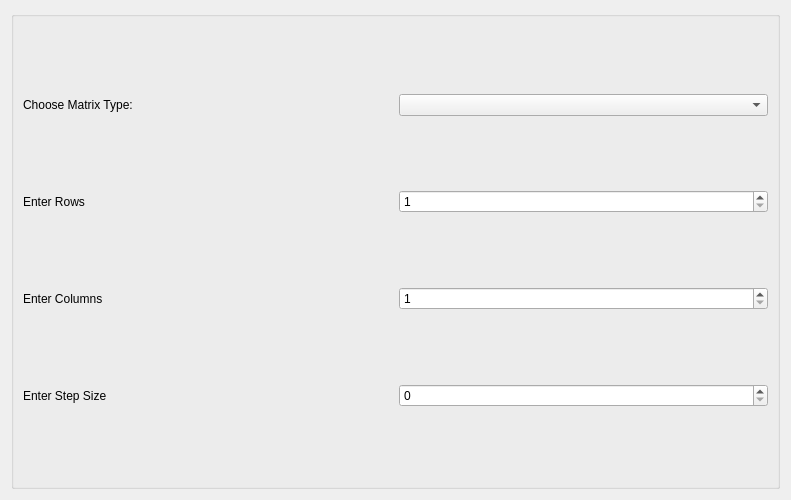
This is src/Interface/Modules/Math/GenerateStandardMatrixDialog.ui in SCIInstitute/SCIRun as Qt 5 draws it before an edit. The edited form follows.
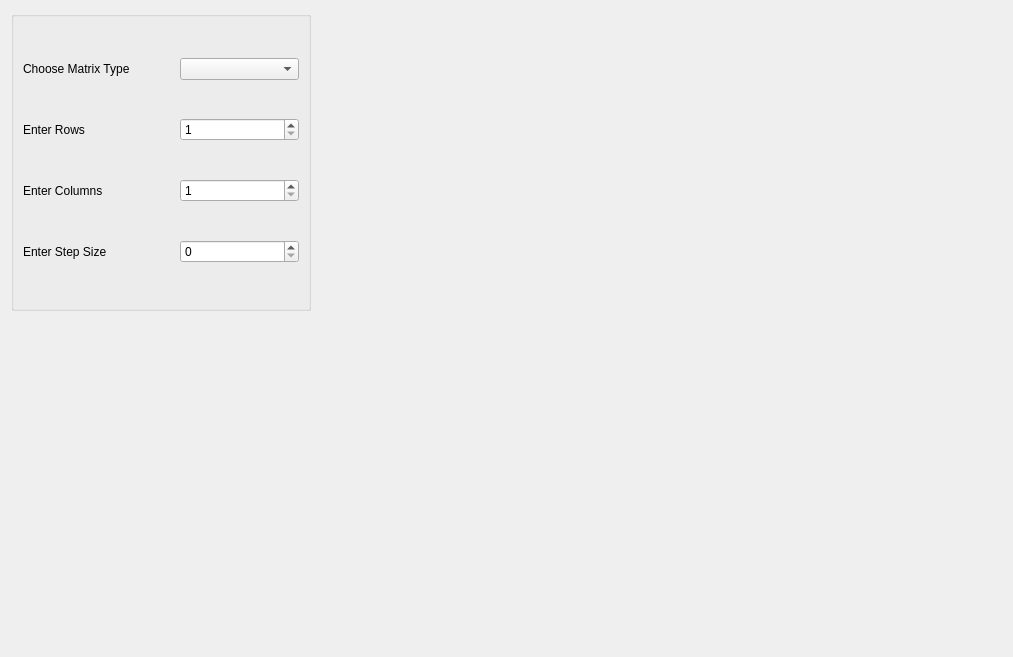
This is the edited form.

Commit message: Making Series Matrix Work

```diff
--- a/src/Interface/Modules/Math/GenerateStandardMatrixDialog.ui
+++ b/src/Interface/Modules/Math/GenerateStandardMatrixDialog.ui
@@ -6,8 +6,8 @@
    <rect>
     <x>0</x>
     <y>0</y>
-    <width>791</width>
-    <height>500</height>
+    <width>1013</width>
+    <height>657</height>
    </rect>
   </property>
   <property name="sizePolicy">
@@ -18,29 +18,51 @@
   </property>
   <property name="minimumSize">
    <size>
-    <width>300</width>
-    <height>120</height>
+    <width>400</width>
+    <height>350</height>
    </size>
   </property>
   <property name="windowTitle">
    <string>Dialog</string>
   </property>
-  <layout class="QGridLayout" name="gridLayout_2">
+  <layout class="QFormLayout" name="formLayout">
    <item row="0" column="0">
     <widget class="QGroupBox" name="groupBox">
+     <property name="minimumSize">
+      <size>
+       <width>300</width>
+       <height>300</height>
+      </size>
+     </property>
+     <property name="autoFillBackground">
+      <bool>true</bool>
+     </property>
      <property name="title">
       <string/>
      </property>
+     <property name="alignment">
+      <set>Qt::AlignCenter</set>
+     </property>
      <layout class="QGridLayout" name="gridLayout">
-      <item row="0" column="0">
-       <widget class="QLabel" name="Type">
-        <property name="text">
-         <string>Choose Matrix Type:</string>
-        </property>
-       </widget>
-      </item>
+      <property name="horizontalSpacing">
+       <number>37</number>
+      </property>
       <item row="0" column="1">
-       <widget class="QComboBox" name="matrixType_"/>
+       <widget class="QComboBox" name="matrixType_">
+        <property name="minimumSize">
+         <size>
+          <width>15</width>
+          <height>10</height>
+         </size>
+        </property>
+       </widget>
+      </item>
+      <item row="2" column="0">
+       <widget class="QLabel" name="Columns">
+        <property name="text">
+         <string>Enter Columns</string>
+        </property>
+       </widget>
       </item>
       <item row="1" column="0">
        <widget class="QLabel" name="Rows">
@@ -49,8 +71,40 @@
         </property>
        </widget>
       </item>
+      <item row="2" column="1">
+       <widget class="QSpinBox" name="noOfColumns_">
+        <property name="minimumSize">
+         <size>
+          <width>15</width>
+          <height>10</height>
+         </size>
+        </property>
+        <property name="minimum">
+         <number>1</number>
+        </property>
+        <property name="maximum">
+         <number>999999999</number>
+        </property>
+       </widget>
+      </item>
+      <item row="3" column="1">
+       <widget class="QSpinBox" name="sizeOfStep_">
+        <property name="minimumSize">
+         <size>
+          <width>15</width>
+          <height>10</height>
+         </size>
+        </property>
+       </widget>
+      </item>
       <item row="1" column="1">
-       <widget class="QSpinBox" name="StepSize">
+       <widget class="QSpinBox" name="noOfRows_">
+        <property name="minimumSize">
+         <size>
+          <width>15</width>
+          <height>10</height>
+         </size>
+        </property>
         <property name="minimum">
          <number>1</number>
         </property>
@@ -66,26 +120,13 @@
         </property>
        </widget>
       </item>
-      <item row="2" column="1">
-       <widget class="QSpinBox" name="noOfColumns_">
-        <property name="minimum">
-         <number>1</number>
-        </property>
-        <property name="maximum">
-         <number>999999999</number>
-        </property>
-       </widget>
-      </item>
-      <item row="2" column="0">
-       <widget class="QLabel" name="Columns">
+      <item row="0" column="0">
+       <widget class="QLabel" name="Type">
         <property name="text">
-         <string>Enter Columns</string>
+         <string>Choose Matrix Type</string>
         </property>
        </widget>
       </item>
-      <item row="3" column="1">
-       <widget class="QSpinBox" name="noOfRows_"/>
-      </item>
      </layout>
     </widget>
    </item>
```
Left out of the diff: 6 changed lines with no effect on the pictures. The commit also changes 4 other files.
